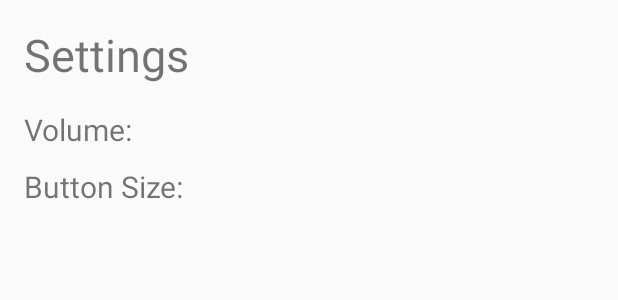
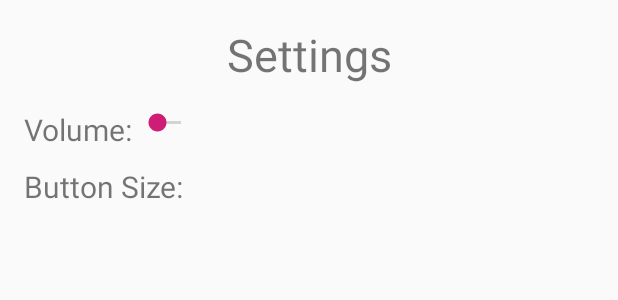
Before and after one commit to Ostinyo/Soundboard, an Android app: the layout fragment_settings.xml on its own in the app's theme, with its tools: preview values and no code run, on a phone screen of 412 x 824 dp. Shown: the top 300 px of the screen. Run offline under Robolectric (Android 15) with nearby library versions, the phone set to English and light mode, and no system bars.

```diff
--- a/app/src/main/java/edu/ucsb/cs185/austintisor/soundboard/MainActivity.java
+++ b/app/src/main/java/edu/ucsb/cs185/austintisor/soundboard/MainActivity.java
@@ -22,6 +22,7 @@ import android.view.Menu;
 import android.view.MenuItem;
 import android.widget.AdapterView;
 import android.widget.GridView;
+import android.widget.SeekBar;
 
 import java.util.ArrayList;
 import java.util.List;
--- a/app/src/main/res/layout/fragment_settings.xml
+++ b/app/src/main/res/layout/fragment_settings.xml
@@ -6,10 +6,10 @@
     <TextView
         android:layout_width="match_parent"
         android:layout_height="wrap_content"
-        android:text="@string/settings_text"
+        android:text="@string/action_settings"
         android:id="@+id/settingsText"
         android:textSize="30sp"
-        android:layout_gravity="center_horizontal"
+        android:textAlignment="center"
         android:padding="@dimen/fab_margin" />
 
     <TextView
@@ -21,6 +21,13 @@
         android:layout_below="@+id/settingsText"
         android:paddingBottom="5dp"
         android:paddingLeft="@dimen/fab_margin" />
+    <SeekBar
+        android:layout_width="wrap_content"
+        android:layout_height="wrap_content"
+        android:layout_alignTop="@+id/text_volume"
+        android:layout_toEndOf="@+id/text_volume"
+        android:layout_toRightOf="@+id/text_volume"
+        android:layout_centerVertical="true" />
 
     <TextView
         android:layout_width="wrap_content"
```
Also changed, not shown: app/src/main/res/drawable-v21/ic_menu_edit.png (added).
